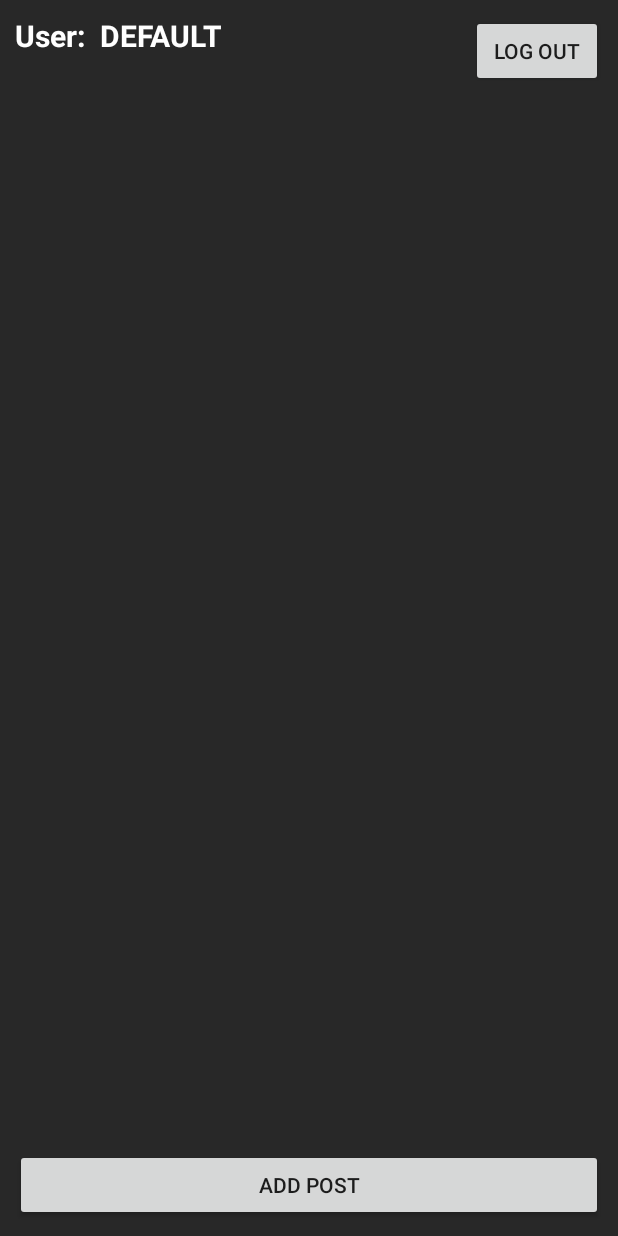
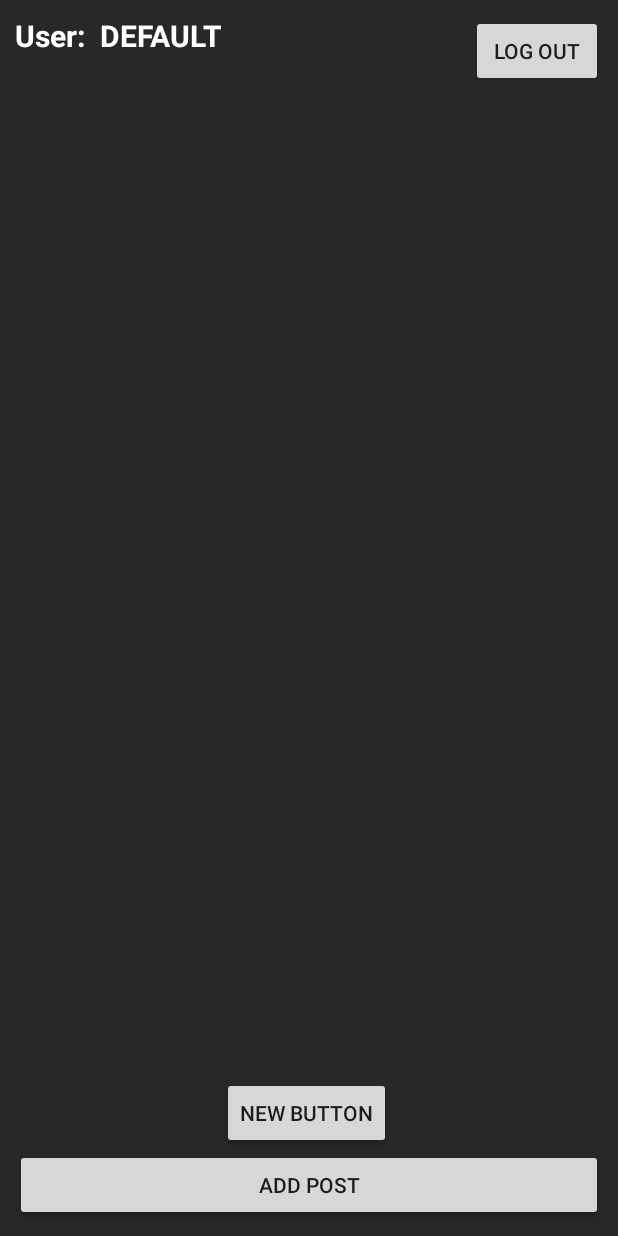
Before and after one commit to jdavey1996/Noticeboard-Android-App, an Android app: the DashboardActivity screen opened directly, with no data from a screen before it, on a phone screen of 412 x 824 dp. Run offline under Robolectric (Android 15) with nearby library versions, the phone set to English and light mode, and no system bars.

Commit message:
Testing list adapter
Created a list adapter to test adding customised list items to a
listview. This will next be updated to display data taken from the MySql
database.

```diff
--- a/app/src/main/java/com/josh_davey/noticeboardapp/DashboardActivity.java
+++ b/app/src/main/java/com/josh_davey/noticeboardapp/DashboardActivity.java
@@ -1,15 +1,24 @@
 package com.josh_davey.noticeboardapp;
 
-import android.app.Activity;
 import android.content.Intent;
 import android.content.SharedPreferences;
 import android.os.Bundle;
+import android.support.v7.app.AppCompatActivity;
 import android.view.View;
+import android.widget.BaseAdapter;
+import android.widget.Button;
+import android.widget.ListAdapter;
+import android.widget.ListView;
 import android.widget.TextView;
 
-public class DashboardActivity extends Activity {
+import java.util.ArrayList;
+
+public class DashboardActivity extends AppCompatActivity {
     //Defines a string to hold the logged in user.
     public String user;
+
+    public ArrayList<Posts> postList = new ArrayList<Posts>();
+
 
     @Override
     protected void onCreate(Bundle savedInstanceState) {
@@ -29,7 +38,27 @@ public class DashboardActivity extends Activity {
 
         //Sets the TextView to the logged in user, passed through shared preferences.
         displayUser.setText(user);
-    }
+
+
+        Button testButton = (Button)findViewById(R.id.button);
+
+        final ListAdapter dashboardListAdapter = new PostsAdapter(this, postList);
+        final ListView dashboardList= (ListView) findViewById(R.id.postsView);
+        final Posts object = new Posts("1","1","1");
+
+        dashboardList.setAdapter(dashboardListAdapter);
+
+        testButton.setOnClickListener(new View.OnClickListener() {
+            @Override
+            public void onClick(View v) {
+                //On click do this.
+                postList.add(object);
+
+                ((BaseAdapter) dashboardListAdapter).notifyDataSetChanged();
+            }
+        });
+}
+
 
     public void addPostActivity(View view)
     {
--- a/app/src/main/res/layout/activity_dashboard.xml
+++ b/app/src/main/res/layout/activity_dashboard.xml
@@ -24,10 +24,9 @@
     <ListView
         android:layout_width="wrap_content"
         android:layout_height="400dp"
-        android:id="@+id/listView"
+        android:id="@+id/postsView"
         android:layout_alignParentLeft="true"
         android:layout_alignParentStart="true"
-        android:layout_above="@+id/addPostBtn"
         android:layout_below="@+id/logoutBtn" />
 
     <Button
@@ -38,8 +37,8 @@
         android:layout_alignParentBottom="true"
         android:layout_alignParentLeft="true"
         android:layout_alignParentStart="true"
-        android:layout_alignRight="@+id/listView"
-        android:layout_alignEnd="@+id/listView"
+        android:layout_alignRight="@+id/postsView"
+        android:layout_alignEnd="@+id/postsView"
         android:onClick="addPostActivity" />
 
     <Button
@@ -67,5 +66,14 @@
         android:layout_toEndOf="@+id/textView2"
         android:text="username" />
 
+    <Button
+        android:layout_width="wrap_content"
+        android:layout_height="wrap_content"
+        android:text="New Button"
+        android:id="@+id/button"
+        android:layout_above="@+id/addPostBtn"
+        android:layout_toRightOf="@+id/user"
+        android:layout_toEndOf="@+id/user" />
+
 
 </RelativeLayout>
```
Also changed, not shown: app/src/main/java/com/josh_davey/noticeboardapp/PostsAdapter.java (added, +42 -0 lines), app/src/main/res/layout/posts.xml (added, +37 -0 lines).
